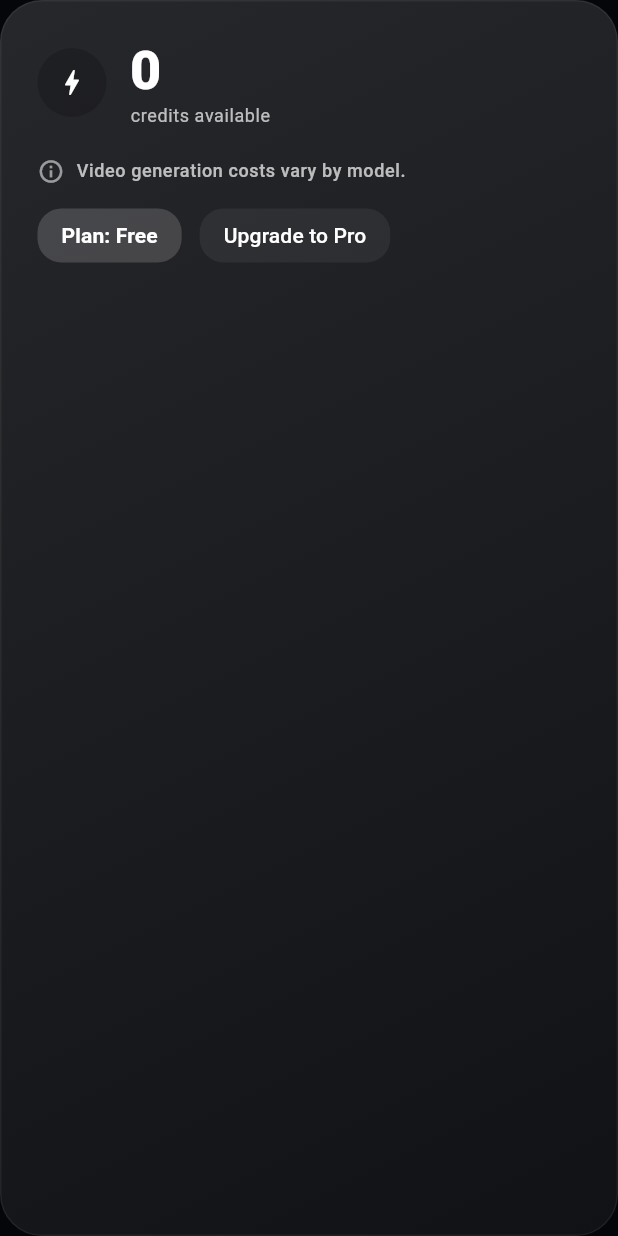
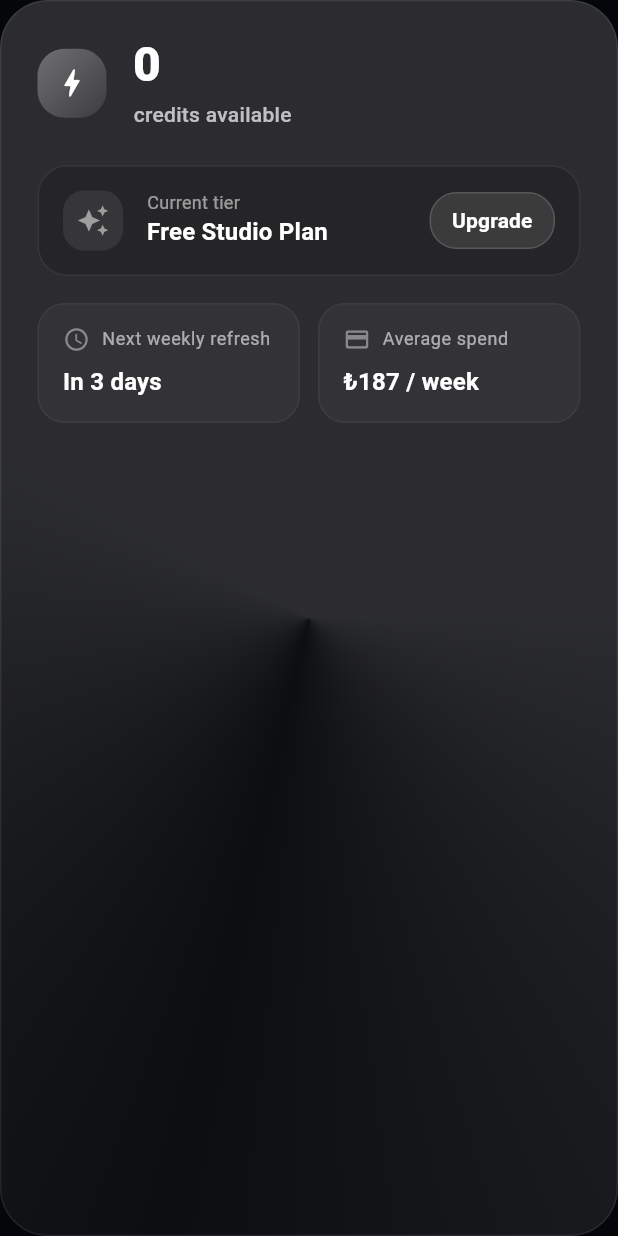
Before and after one commit to melihkochan/aemove, a Flutter app: the _ProfileHeader widget shown alone on an empty page, opened directly with empty values, on a phone screen of 412 x 824 dp. Run offline on Flutter 3.47's test engine with Material 3 defaults, Android fonts, the phone set to English and light mode, and no system bars; our stand-ins replace easy_localization; network calls fail.

Commit message:
Refactor profile screen layout to enhance visual appeal and user experience. Update gradient styles, adjust padding, and introduce new components for displaying subscription tier and average spend details. Improve text styles for better readability and consistency across the profile header.

```diff
--- a/lib/screens/profile_screen.dart
+++ b/lib/screens/profile_screen.dart
@@ -247,13 +247,18 @@ class _ProfileHeader extends StatelessWidget {
     return Container(
       padding: const EdgeInsets.all(24),
       decoration: BoxDecoration(
-        borderRadius: BorderRadius.circular(28),
-        gradient: LinearGradient(
-          colors: [accent.withOpacity(0.22), accent.withOpacity(0.08)],
-          begin: Alignment.topLeft,
-          end: Alignment.bottomRight,
+        borderRadius: BorderRadius.circular(32),
+        gradient: SweepGradient(
+          center: Alignment.center,
+          startAngle: 0,
+          endAngle: 3.6,
+          colors: [
+            accent.withOpacity(0.25),
+            accent.withOpacity(0.05),
+            accent.withOpacity(0.25),
+          ],
         ),
-        border: Border.all(color: Colors.white.withOpacity(0.06)),
+        border: Border.all(color: Colors.white.withOpacity(0.08)),
       ),
       child: Column(
         crossAxisAlignment: CrossAxisAlignment.start,
@@ -261,61 +266,202 @@ class _ProfileHeader extends StatelessWidget {
           Row(
             children: [
               Container(
-                padding: const EdgeInsets.all(12),
+                width: 46,
+                height: 46,
                 decoration: BoxDecoration(
-                  shape: BoxShape.circle,
-                  color: Colors.black.withOpacity(0.18),
+                  borderRadius: BorderRadius.circular(18),
+                  gradient: LinearGradient(
+                    colors: [
+                      Colors.white.withOpacity(0.32),
+                      Colors.white.withOpacity(0.08),
+                    ],
+                    begin: Alignment.topLeft,
+                    end: Alignment.bottomRight,
                   ),
-                child: const Icon(Icons.bolt, color: Colors.white, size: 22),
                 ),
-              const SizedBox(width: 16),
+                child: const Icon(Icons.bolt_rounded, color: Colors.white, size: 24),
+              ),
+              const SizedBox(width: 18),
               Column(
                 crossAxisAlignment: CrossAxisAlignment.start,
                 children: [
                   Text(
                     '$credits',
-                    style: theme.textTheme.displaySmall?.copyWith(
+                    style: theme.textTheme.displayMedium?.copyWith(
                       color: Colors.white,
-                      fontWeight: FontWeight.w900,
-                      letterSpacing: -0.6,
+                      fontWeight: FontWeight.w800,
+                      letterSpacing: -0.8,
                     ),
                   ),
+                  const SizedBox(height: 4),
                   Text(
                     'credits available',
-                    style: theme.textTheme.bodySmall?.copyWith(
+                    style: theme.textTheme.titleSmall?.copyWith(
                       color: Colors.white70,
+                      fontWeight: FontWeight.w500,
+                      letterSpacing: 0.2,
                     ),
                   ),
                 ],
               ),
-              const Spacer(),
             ],
           ),
-          const SizedBox(height: 20),
-          Row(
+          const SizedBox(height: 24),
+          Container(
+            padding: const EdgeInsets.all(16),
+            decoration: BoxDecoration(
+              borderRadius: BorderRadius.circular(20),
+              color: Colors.black.withOpacity(0.16),
+              border: Border.all(color: Colors.white.withOpacity(0.08)),
+            ),
+            child: Row(
               children: [
-              Icon(Icons.info_outline, color: Colors.white54, size: 18),
-              const SizedBox(width: 8),
+                Container(
+                  width: 40,
+                  height: 40,
+                  decoration: BoxDecoration(
+                    borderRadius: BorderRadius.circular(14),
+                    color: Colors.white.withOpacity(0.08),
+                  ),
+                  child: Icon(
+                    Icons.auto_awesome,
+                    color: accent,
+                    size: 22,
+                  ),
+                ),
+                const SizedBox(width: 16),
+                Expanded(
+                  child: Column(
+                    crossAxisAlignment: CrossAxisAlignment.start,
+                    children: [
                       Text(
-                'Video generation costs vary by model.',
+                        'Current tier',
                         style: theme.textTheme.bodySmall?.copyWith(
-                  color: Colors.white70,
-                  fontWeight: FontWeight.w500,
+                          color: Colors.white54,
+                          letterSpacing: 0.2,
+                        ),
+                      ),
+                      Text(
+                        'Free Studio Plan',
+                        style: theme.textTheme.titleMedium?.copyWith(
+                          color: Colors.white,
+                          fontWeight: FontWeight.w600,
                         ),
                       ),
                     ],
                   ),
-          const SizedBox(height: 16),
-          Wrap(
-            spacing: 12,
-            runSpacing: 10,
-            children: const [
-              _PlanPill(label: 'Plan: Free', active: true),
-              _PlanPill(label: 'Upgrade to Pro', active: false),
-            ],
+                ),
+                Container(
+                  padding:
+                      const EdgeInsets.symmetric(horizontal: 14, vertical: 8),
+                  decoration: BoxDecoration(
+                    borderRadius: BorderRadius.circular(18),
+                    color: accent.withOpacity(0.18),
+                    border: Border.all(color: accent.withOpacity(0.28)),
+                  ),
+                  child: Text(
+                    'Upgrade',
+                    style: theme.textTheme.labelLarge?.copyWith(
+                      color: Colors.white,
+                      fontWeight: FontWeight.w700,
+                    ),
+                  ),
                 ),
               ],
             ),
+          ),
+          const SizedBox(height: 18),
+          _InfoStatRow(accent: accent),
+        ],
+      ),
+    );
+  }
+}
+
+class _InfoStatRow extends StatelessWidget {
+  const _InfoStatRow({required this.accent});
+
+  final Color accent;
+
+  @override
+  Widget build(BuildContext context) {
+    final theme = Theme.of(context);
+    return Row(
+      children: [
+        Expanded(
+          child: Container(
+            padding: const EdgeInsets.symmetric(horizontal: 16, vertical: 14),
+            decoration: BoxDecoration(
+              borderRadius: BorderRadius.circular(18),
+              color: Colors.white.withOpacity(0.03),
+              border: Border.all(color: Colors.white.withOpacity(0.05)),
+            ),
+            child: Column(
+              crossAxisAlignment: CrossAxisAlignment.start,
+              children: [
+                Row(
+                  children: [
+                    Icon(Icons.schedule_rounded,
+                        color: accent.withOpacity(0.8), size: 18),
+                    const SizedBox(width: 8),
+                    Text(
+                      'Next weekly refresh',
+                      style: theme.textTheme.bodySmall?.copyWith(
+                        color: Colors.white60,
+                      ),
+                    ),
+                  ],
+                ),
+                const SizedBox(height: 8),
+                Text(
+                  'In 3 days',
+                  style: theme.textTheme.titleMedium?.copyWith(
+                    color: Colors.white,
+                    fontWeight: FontWeight.w600,
+                  ),
+                ),
+              ],
+            ),
+          ),
+        ),
+        const SizedBox(width: 12),
+        Expanded(
+          child: Container(
+            padding: const EdgeInsets.symmetric(horizontal: 16, vertical: 14),
+            decoration: BoxDecoration(
+              borderRadius: BorderRadius.circular(18),
+              color: Colors.white.withOpacity(0.03),
+              border: Border.all(color: Colors.white.withOpacity(0.05)),
+            ),
+            child: Column(
+              crossAxisAlignment: CrossAxisAlignment.start,
+              children: [
+                Row(
+                  children: [
+                    Icon(Icons.credit_card_rounded,
+                        color: accent.withOpacity(0.8), size: 18),
+                    const SizedBox(width: 8),
+                    Text(
+                      'Average spend',
+                      style: theme.textTheme.bodySmall?.copyWith(
+                        color: Colors.white60,
+                      ),
+                    ),
+                  ],
+                ),
+                const SizedBox(height: 8),
+                Text(
+                  '₺187 / week',
+                  style: theme.textTheme.titleMedium?.copyWith(
+                    color: Colors.white,
+                    fontWeight: FontWeight.w600,
+                  ),
+                ),
+              ],
+            ),
+          ),
+        ),
+      ],
     );
   }
 }
```
Lines whose indentation alone changed are shown as unchanged.
